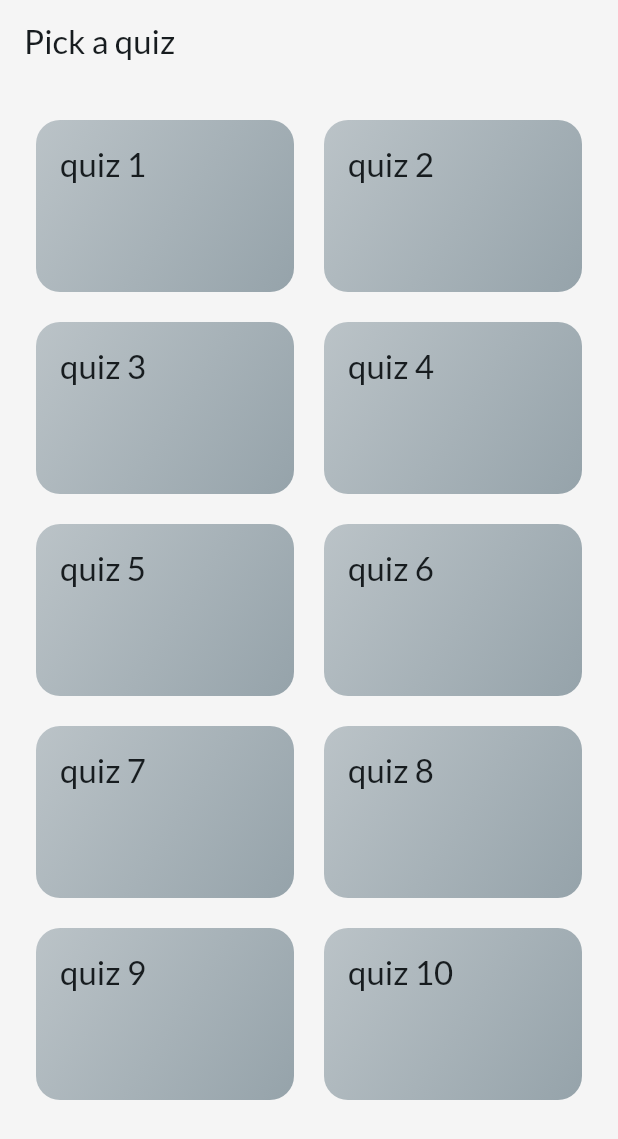
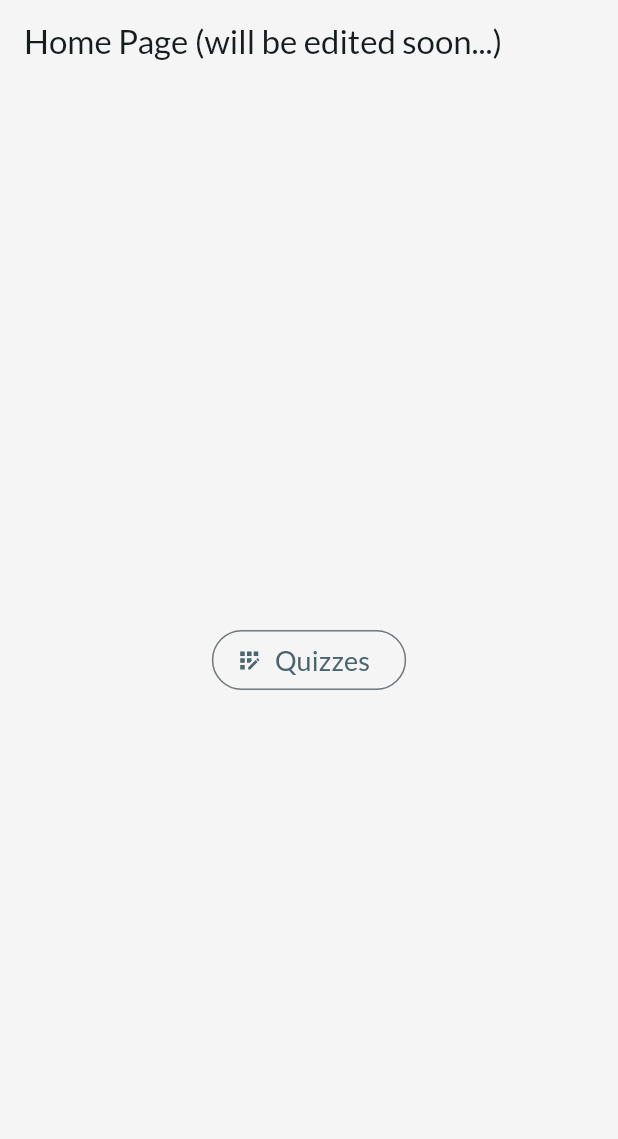
Before and after one commit to RdvnUmt/EduRank, a Flutter app: the screen it shows after launch, on a phone screen of 412 x 824 dp. Shown: the top 1139 px of the screen. Run offline on Flutter 3.47's test engine with Material 3 defaults, Android fonts, the light colour scheme and no system bars; our stand-ins replace google_fonts, transparent_image.

Commit message:
visual updates

```diff
--- a/edu_rank/lib/main.dart
+++ b/edu_rank/lib/main.dart
@@ -1,4 +1,4 @@
-import 'package:edu_rank/screens/quizzes_screen.dart';
+import 'package:edu_rank/screens/home_page_screen.dart';
 import 'package:flutter/material.dart';
 import 'package:google_fonts/google_fonts.dart';
 
@@ -78,7 +78,7 @@ class MyApp extends StatelessWidget {
           errorStyle: const TextStyle(color: Color(0xFFD32F2F)),
         ),
       ),
-      home: const QuizzesScreen(),
+      home: const HomePageScreen(),
     );
   }
 }
--- /dev/null
+++ b/edu_rank/lib/screens/home_page_screen.dart
@@ -0,0 +1,42 @@
+import 'package:edu_rank/screens/quizzes_screen.dart';
+import 'package:flutter/material.dart';
+
+class HomePageScreen extends StatelessWidget {
+  const HomePageScreen({super.key});
+
+  void goToSettingsScreen() {
+    // will be codded soon...
+  }
+
+  void goToLeaderBoardScreen() {
+    // will be codded soon...
+  }
+
+  void goToQuizzesScreen(BuildContext context) {
+    Navigator.of(context).push(
+      MaterialPageRoute(builder: (ctx) => QuizzesScreen()),
+    );
+  }
+
+  @override
+  Widget build(BuildContext context) {
+    return Scaffold(
+      appBar: AppBar(
+        title: const Text('Home Page (will be edited soon...)'),
+      ),
+      body: Center(
+        child: OutlinedButton.icon(
+          icon: const Icon(Icons.app_registration),
+          onPressed: () {goToQuizzesScreen(context);},
+          style: TextButton.styleFrom(
+            foregroundColor: const Color(0xFF4A6572),
+          ),
+          label: const Text(
+            'Quizzes',
+            style: TextStyle(fontSize: 18),
+          ),
+        ),
+      ),
+    );
+  }
+}
--- a/edu_rank/lib/screens/quiz_info_screen.dart
+++ b/edu_rank/lib/screens/quiz_info_screen.dart
@@ -40,6 +40,7 @@ class QuizInfoScreen extends StatelessWidget {
             //Quiz skorları...
           ],
         ),
-        ));
+      ),
+    );
   }
 }
--- a/edu_rank/lib/screens/quizzes_screen.dart
+++ b/edu_rank/lib/screens/quizzes_screen.dart
@@ -1,43 +1,58 @@
-import 'package:edu_rank/data/quiz_data.dart';
 import 'package:edu_rank/data/quizzes_data.dart';
-import 'package:edu_rank/models/quiz_category.dart';
-import 'package:edu_rank/screens/quiz_info_screen.dart';
-import 'package:edu_rank/widgets/quiz_grid_item.dart';
+import 'package:edu_rank/screens/quiz_screen.dart';
+import 'package:edu_rank/widgets/quiz_item.dart';
 import 'package:flutter/material.dart';
 
 class QuizzesScreen extends StatelessWidget {
   const QuizzesScreen({super.key});
 
-  void _selectQuiz(BuildContext context, QuizCategory quizCategory) {
+  void _startQuiz(BuildContext context, int index) {
     Navigator.of(context).push(
-      MaterialPageRoute(builder: (ctx) => QuizInfoScreen(quiz: quizzes[quizCategory.id - 1])),
+      MaterialPageRoute(builder: (ctx) => QuizScreen(quiz: quizzes[index])),
     );
   }
 
   @override
-  Widget build(context) {
+  Widget build(BuildContext context) {
+    Widget content = ListView.builder(
+      itemCount: quizzes.length,
+      itemBuilder: (ctx, index) => QuizItem(
+        quiz: quizzes[index],
+        startQuiz: () {
+          _startQuiz(context, index);
+        },
+      ),
+    );
+
+    if (quizzes.isEmpty) {
+      content = Center(
+        child: Column(mainAxisSize: MainAxisSize.min, children: [
+          Text('Nothing here!',
+              style: Theme.of(context)
+                  .textTheme
+                  .bodyLarge!
+                  .copyWith(color: Theme.of(context).colorScheme.onSurface)),
+          const SizedBox(height: 16),
+          Text('try to add a new quiz to quizzes list...',
+              style: Theme.of(context)
+                  .textTheme
+                  .bodyLarge!
+                  .copyWith(color: Theme.of(context).colorScheme.onSurface)),
+        ]),
+      );
+    }
+
     return Scaffold(
       appBar: AppBar(
-        title: const Text('Pick a quiz'),
+        title: Text(
+          'Pick a Quiz',
+          style: TextStyle(
+            fontSize: 24,
+            fontWeight: FontWeight.bold,
+          ),
+        ),
       ),
-      body: GridView(
-        padding: const EdgeInsets.all(24),
-        gridDelegate: const SliverGridDelegateWithFixedCrossAxisCount(
-          crossAxisCount: 2,
-          childAspectRatio: 3 / 2,
-          crossAxisSpacing: 20,
-          mainAxisSpacing: 20,
-        ),
-        children: [
-          for (final category in availableCategories)
-            QuizCategoryGridItem(
-              category: category,
-              onSelectQuiz: () {
-                _selectQuiz(context, category);
-              },
-            )
-        ],
-      ),
+      body: content,
     );
   }
 }
```
Lines whose indentation alone changed are shown as unchanged.
